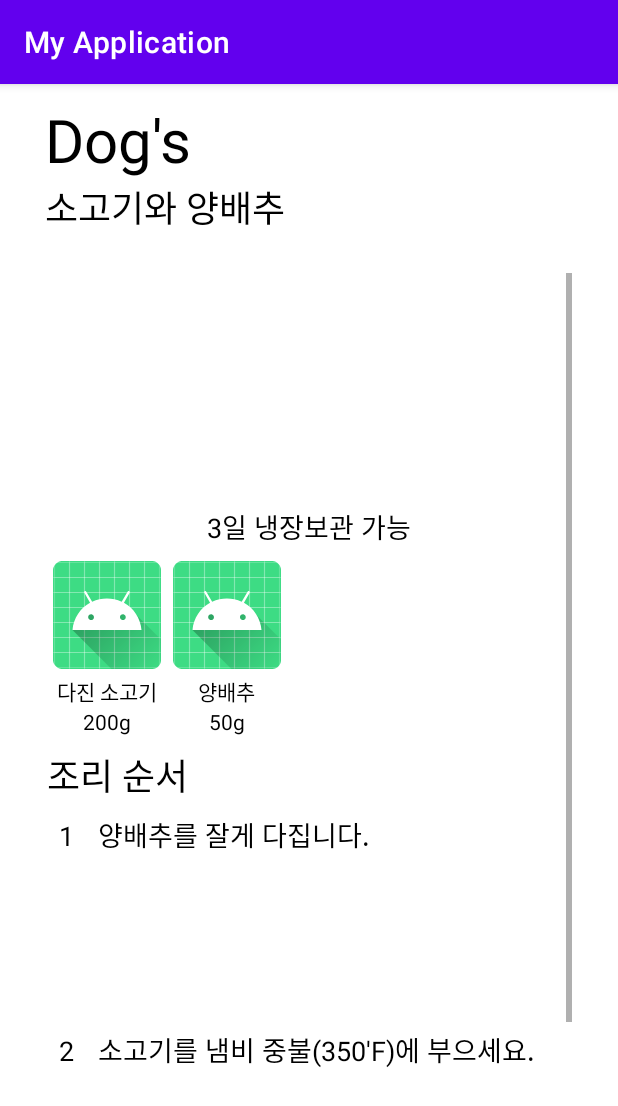
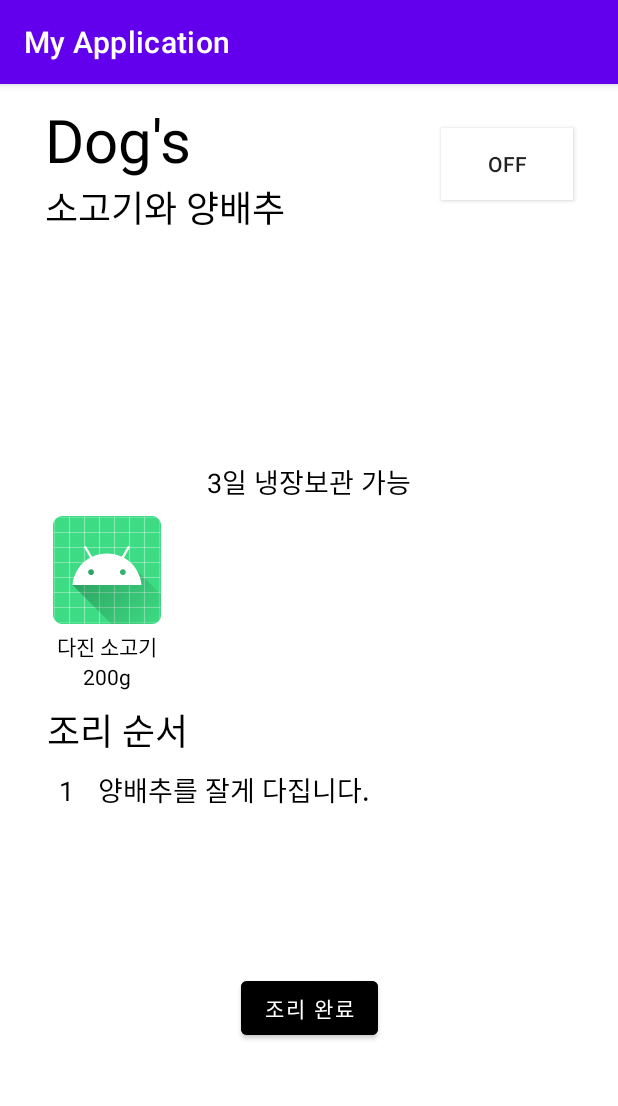
Before and after one commit to Learn-the-World-ewha/Cookforpet, an Android app: the DogsRecipeActivity screen opened directly, with no data from a screen before it, on a phone screen of 412 x 824 dp. Shown: the top 1106 px of the screen. Run offline under Robolectric (Android 15) with nearby library versions, the phone set to English and light mode, and no system bars.

Commit message:
6th commit

```diff
--- a/app/src/main/java/com/example/myapplication/MainActivity.java
+++ b/app/src/main/java/com/example/myapplication/MainActivity.java
@@ -5,6 +5,7 @@ import androidx.core.content.ContextCompat;
 import androidx.core.content.IntentCompat;
 
 import android.content.Intent;
+import android.database.sqlite.SQLiteDatabase;
 import android.view.View;
 import android.os.Bundle;
 import android.widget.Button;
--- a/app/src/main/res/layout/activity_dogs_recipe.xml
+++ b/app/src/main/res/layout/activity_dogs_recipe.xml
@@ -52,11 +52,10 @@
 
     <ScrollView
         android:layout_width="350dp"
-        android:layout_height="586dp"
-        app:layout_constraintBottom_toBottomOf="@id/guidelineBottom"
+        android:layout_height="wrap_content"
         app:layout_constraintEnd_toEndOf="@id/guidelineEnd"
         app:layout_constraintStart_toStartOf="@id/guidelineStart"
-        app:layout_constraintTop_toBottomOf="@id/txt_title">
+        app:layout_constraintTop_toBottomOf="@id/guidelineMid1">
 
         <LinearLayout
             android:layout_width="match_parent"
@@ -89,55 +88,27 @@
                     android:orientation="vertical">
 
                     <ImageView
-                        android:id="@+id/img_mat1"
+                        android:id="@+id/img_mat"
                         android:layout_width="80dp"
                         android:layout_height="80dp"
                         android:scaleType="centerInside"
 
                         app:srcCompat="@mipmap/ic_launcher" />
                     <TextView
-                        android:id="@+id/txt_mat1"
+                        android:id="@+id/txt_mat"
                         android:layout_width="wrap_content"
                         android:layout_height="wrap_content"
                         android:text="다진 소고기"
                         android:layout_gravity="center"
                         android:textColor="@color/black"/>
                     <TextView
-                        android:id="@+id/txt_unit1"
+                        android:id="@+id/txt_unit"
                         android:layout_width="wrap_content"
                         android:layout_height="wrap_content"
                         android:text="200g"
                         android:layout_gravity="center"
                         android:textColor="@color/black"/>
                 </LinearLayout>
-                <LinearLayout
-                    android:layout_width="wrap_content"
-                    android:layout_height="wrap_content"
-                    android:orientation="vertical">
-
-                    <ImageView
-                        android:id="@+id/img_mat2"
-                        android:layout_width="80dp"
-                        android:layout_height="80dp"
-                        android:scaleType="centerInside"
-
-                        app:srcCompat="@mipmap/ic_launcher" />
-                    <TextView
-                        android:id="@+id/txt_mat2"
-                        android:layout_width="wrap_content"
-                        android:layout_height="wrap_content"
-                        android:text="양배추"
-                        android:layout_gravity="center"
-                        android:textColor="@color/black"/>
-                    <TextView
-                        android:id="@+id/txt_unit2"
-                        android:layout_width="wrap_content"
-                        android:layout_height="wrap_content"
-                        android:text="50g"
-                        android:layout_gravity="center"
-                        android:textColor="@color/black"/>
-                </LinearLayout>
-
             </LinearLayout>
             <TextView
                 android:layout_width="wrap_content"
@@ -154,7 +125,7 @@
                     android:layout_width="wrap_content"
                     android:layout_height="wrap_content">
                     <TextView
-                        android:id="@+id/txt_stepNum1"
+                        android:id="@+id/txt_stepNum"
                         android:layout_width="wrap_content"
                         android:layout_height="wrap_content"
                         android:layout_margin="8dp"
@@ -162,7 +133,7 @@
                         android:textSize="18sp"
                         android:textColor="@color/black"/>
                     <TextView
-                        android:id="@+id/txt_step1"
+                        android:id="@+id/txt_step"
                         android:layout_width="wrap_content"
                         android:layout_height="wrap_content"
                         android:layout_margin="8dp"
@@ -171,38 +142,7 @@
                         android:textColor="@color/black"/>
                 </LinearLayout>
                 <ImageView
-                    android:id="@+id/img_step1"
-                    android:layout_width="300dp"
-                    android:layout_height="100dp"
-                    android:layout_gravity="center"
-                    tools:srcCompat="@color/black" />
-            </LinearLayout>
-            <LinearLayout
-                android:layout_width="350dp"
-                android:layout_height="wrap_content"
-                android:orientation="vertical">
-                <LinearLayout
-                    android:layout_width="wrap_content"
-                    android:layout_height="wrap_content">
-                    <TextView
-                        android:id="@+id/txt_stepNum2"
-                        android:layout_width="wrap_content"
-                        android:layout_height="wrap_content"
-                        android:layout_margin="8dp"
-                        android:text="2"
-                        android:textSize="18sp"
-                        android:textColor="@color/black"/>
-                    <TextView
-                        android:id="@+id/txt_step2"
-                        android:layout_width="wrap_content"
-                        android:layout_height="wrap_content"
-                        android:layout_margin="8dp"
-                        android:text="소고기를 냄비 중불(350'F)에 부으세요."
-                        android:textSize="18sp"
-                        android:textColor="@color/black"/>
-                </LinearLayout>
-                <ImageView
-                    android:id="@+id/img_step2"
+                    android:id="@+id/img_step"
                     android:layout_width="300dp"
                     android:layout_height="100dp"
                     android:layout_gravity="center"
@@ -219,4 +159,21 @@
                 />
         </LinearLayout>
     </ScrollView>
+
+    <androidx.constraintlayout.widget.Guideline
+        android:id="@+id/guidelineMid1"
+        android:layout_width="wrap_content"
+        android:layout_height="wrap_content"
+        android:orientation="horizontal"
+        app:layout_constraintGuide_begin="96dp" />
+
+    <ToggleButton
+        android:id="@+id/tog_like"
+        android:layout_width="wrap_content"
+        android:layout_height="wrap_content"
+        android:text="Like"
+        android:background="#FFFFFF"
+        app:layout_constraintBottom_toTopOf="@+id/guidelineMid1"
+        app:layout_constraintEnd_toStartOf="@+id/guidelineEnd"
+        app:layout_constraintTop_toTopOf="@+id/guidelineTop" />
 </androidx.constraintlayout.widget.ConstraintLayout>
```
Also changed, not shown: app/src/main/java/com/example/myapplication/DataBaseHelper.java (added, +92 -0 lines), app/src/main/res/layout/activity_dog_search_result.xml (+5 -2 lines), app/src/main/res/layout/activity_dogs_main.xml (+7 -3 lines), app/src/main/res/layout/mat_list.xml (added, +33 -0 lines), app/src/main/res/layout/recipe_list.xml (added, +47 -0 lines), app/src/main/res/layout/step_list.xml (added, +38 -0 lines), app/src/main/res/layout/test.xml (added, +131 -0 lines), 1 other file.
